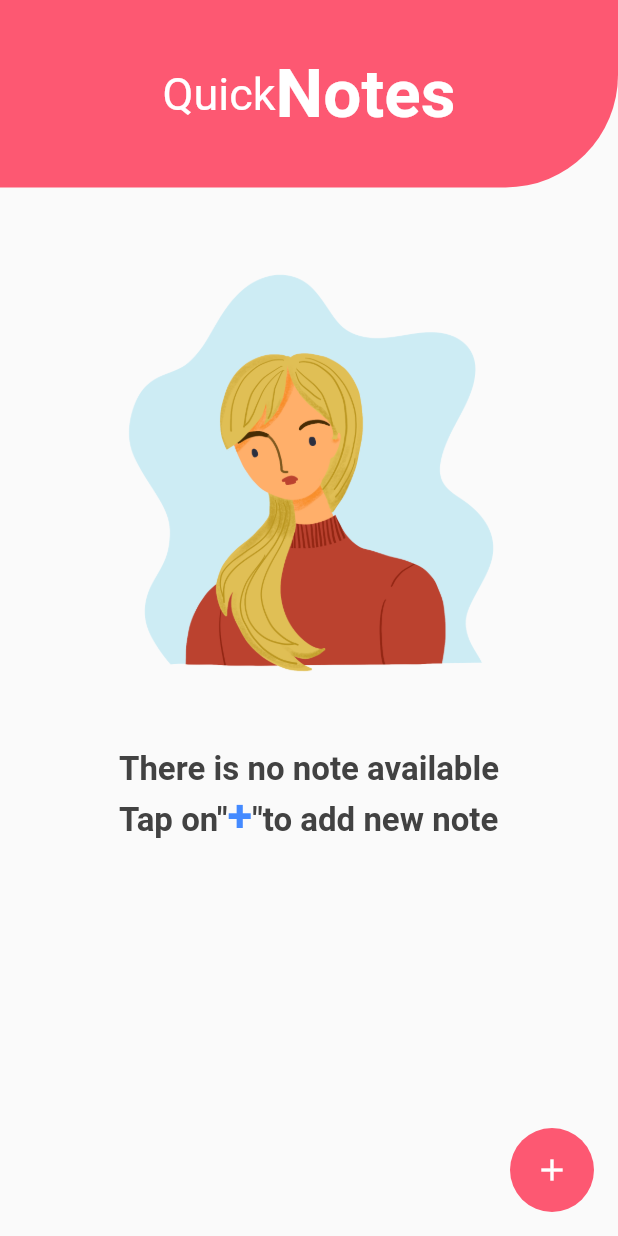
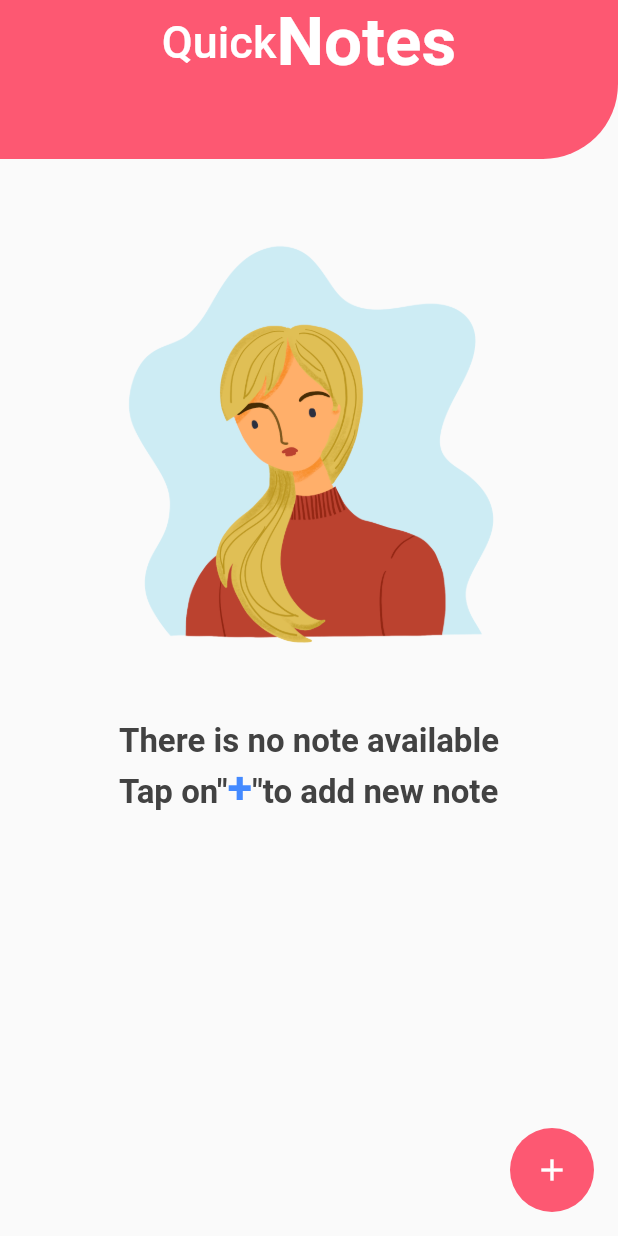
Before and after one commit to zestybean/what-todo, a Flutter app: the screen it shows after launch, on a phone screen of 412 x 824 dp. Run offline on Flutter 3.47's test engine with Material 2 defaults, Android fonts, the phone set to English and light mode, and no system bars; our stand-ins replace google_fonts, image_picker, sqflite; accounts and stored records are empty; Roboto replaces fonts that are missing (Economica).

```diff
--- a/lib/main.dart
+++ b/lib/main.dart
@@ -26,7 +26,10 @@ class MyApp extends StatelessWidget {
     return ChangeNotifierProvider.value(
       value: NoteProvider(),
       child: MaterialApp(
-        theme: ThemeData(accentColor: headerColor),
+        theme: ThemeData(
+          accentColor: headerColor,
+        ),
+
         title: 'What_ToDo',
         debugShowCheckedModeBanner: false,
         initialRoute: '/',
--- a/lib/screens/note_list_screen.dart
+++ b/lib/screens/note_list_screen.dart
@@ -38,6 +38,24 @@ class NoteListScreen extends StatelessWidget {
           //Check is state is complete else error out
           if (snapshot.connectionState == ConnectionState.done) {
             return Scaffold(
+              appBar: AppBar(
+                brightness: Brightness.dark,
+                backgroundColor: headerColor,
+                elevation: 0.0,
+                title: Row(
+                  mainAxisAlignment: MainAxisAlignment.center,
+                  children: [
+                    Text(
+                      'Quick',
+                      style: headerRideStyle,
+                    ),
+                    Text(
+                      'Notes',
+                      style: headerNoteStyle,
+                    ),
+                  ],
+                ),
+              ),
               body: Column(
                 children: [
                   header(),
@@ -84,21 +102,9 @@ class NoteListScreen extends StatelessWidget {
             bottomRight: Radius.circular(75.0),
           ),
         ),
-        height: 125,
+        height: 50,
         width: double.infinity,
-        child: Row(
-          mainAxisAlignment: MainAxisAlignment.center,
-          children: [
-            Text(
-              'Quick',
-              style: headerRideStyle,
-            ),
-            Text(
-              'Notes',
-              style: headerNoteStyle,
-            ),
-          ],
-        ),
+        child: null,
       ),
     );
   }
--- a/lib/screens/splash_screen.dart
+++ b/lib/screens/splash_screen.dart
@@ -16,7 +16,7 @@ class _SplashScreenState extends State<SplashScreen>
   @override
   void initState() {
     Timer(Duration(seconds: 2), () {
-      Navigator.push(
+      Navigator.pushReplacement(
         context,
         PageRouteBuilder(
             transitionDuration: Duration(seconds: 2),
```
Also changed, not shown: lib/screens/note_edit_screen.dart (+8 -3 lines).
